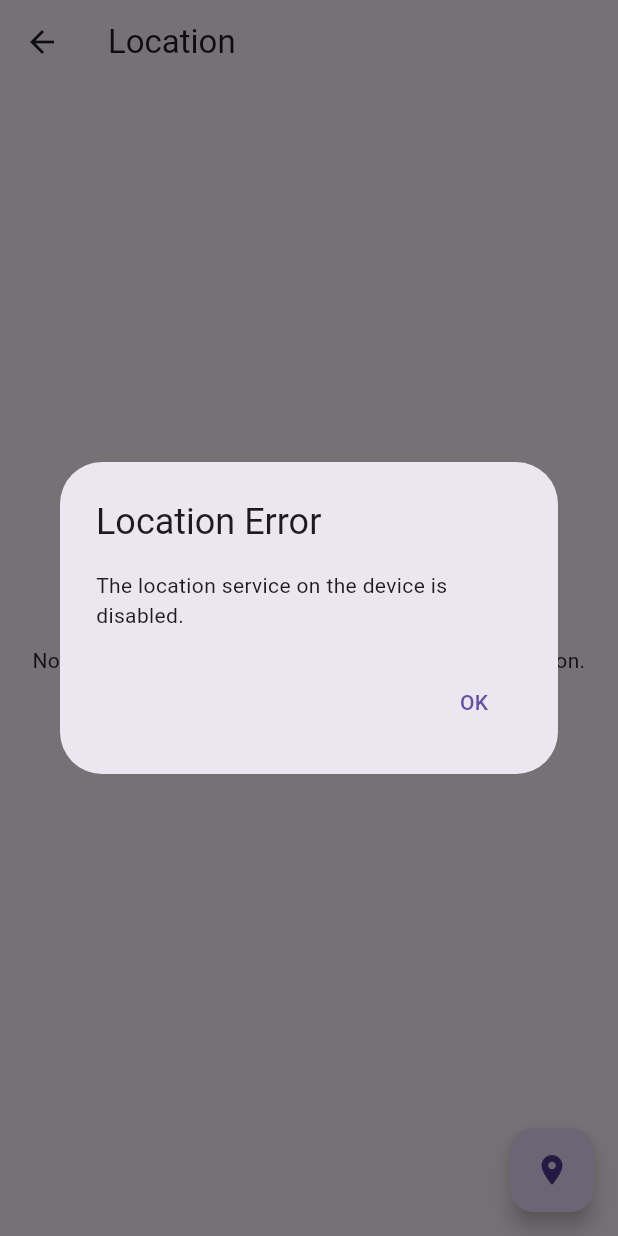
After one commit to pclubiitk/attendance-app, a Flutter app: the LocationPage screen opened directly, after a tap on the "location on" icon, on a phone screen of 412 x 824 dp. The commit adds this screen. Run offline on Flutter 3.47's test engine with Material 3 defaults, Android fonts, the light colour scheme and no system bars; our stand-ins replace camera, flutter_map, geolocator, get, latlong2, line_awesome_flutter and 1 more; missing offline and left inert: simple_gesture_detector.

Commit message:
added elementary location feature

```diff
--- /dev/null
+++ b/lib/location/location_service.dart
@@ -0,0 +1,27 @@
+import 'package:geolocator/geolocator.dart';
+
+class LocationService {
+  Future<Position> determinePosition() async {
+    bool serviceEnabled;
+    LocationPermission permission;
+    serviceEnabled = await Geolocator.isLocationServiceEnabled();
+    if (!serviceEnabled) {
+      throw 'Location services are disabled. Please enable GPS.';
+    }
+
+    permission = await Geolocator.checkPermission();
+    if (permission == LocationPermission.denied) {
+      permission = await Geolocator.requestPermission();
+      if (permission == LocationPermission.denied) {
+        return Future.error('Location permissions are denied');
+      }
+    }
+    if (permission == LocationPermission.deniedForever) {
+      return Future.error(
+          'Location permissions are permanently denied, we cannot request permissions.');
+    }
+
+    Position position = await Geolocator.getCurrentPosition(desiredAccuracy: LocationAccuracy.high);
+    return position;
+  }
+}
--- /dev/null
+++ b/lib/location/map.dart
@@ -0,0 +1,41 @@
+import 'package:flutter/material.dart';
+import 'package:flutter_map/flutter_map.dart';
+import 'package:latlong2/latlong.dart';
+
+class LocationMap extends StatelessWidget {
+  final List<LatLng> locations;
+
+  const LocationMap({Key? key, required this.locations}) : super(key: key);
+
+  @override
+  Widget build(BuildContext context) {
+       // Determine the initial center based on the first location in the list,
+    // or a default location if `_locations` is empty.
+    LatLng initialCenter = locations.isNotEmpty
+        ? locations.first
+        : LatLng(28.6139, 77.2090); // Default center (Delhi, India)
+
+    return FlutterMap(
+       options:  MapOptions(
+      initialCenter: initialCenter,
+      initialZoom: 17,
+    ),
+      children: [
+        TileLayer(
+          urlTemplate: 'https://tile.openstreetmap.org/{z}/{x}/{y}.png',
+          userAgentPackageName: 'com.example.app',
+        ),
+        MarkerLayer(
+          markers: locations.map((location) {
+            return Marker(
+              width: 80.0,
+              height: 80.0,
+              point: location,
+              child: const Icon(Icons.pin_drop, color: Colors.red),
+            );
+          }).toList(),
+        ),
+      ],
+    );
+  }
+}
--- a/lib/main.dart
+++ b/lib/main.dart
@@ -1,5 +1,6 @@
 import 'package:attendance_app/screens/dashboard.dart';
 import 'package:attendance_app/screens/capturepic.dart';
+import 'package:attendance_app/screens/locationpage.dart';
 import 'package:attendance_app/screens/login_page.dart';
 import 'package:attendance_app/screens/home_page.dart';
 import 'package:attendance_app/screens/registration.dart';
@@ -37,6 +38,7 @@ class MyApp extends StatelessWidget {
         '/home': (context) => const Dashboard(),
         '/register': (context) => const RegistrationPage(),
         '/picture': (context) => const CapturePicPage(),
+        '/location': (context) => const LocationPage(),
       },
     );
   }
--- a/lib/screens/dashboard.dart
+++ b/lib/screens/dashboard.dart
@@ -56,7 +56,8 @@ class _DashboardState extends State<Dashboard> {
                       ActionButtons(
                         label: "Provide Location",
                         icon: Icons.location_on,
-                        onTap: () {},
+                        onTap: () {
+                Navigator.pushNamed(context, '/location');   },
                       ),
                     ],
                   )
--- /dev/null
+++ b/lib/screens/locationpage.dart
@@ -0,0 +1,98 @@
+import 'package:attendance_app/location/location_service.dart';
+import 'package:attendance_app/location/map.dart';
+import 'package:flutter/material.dart';
+import 'package:geolocator/geolocator.dart';
+import 'package:latlong2/latlong.dart';
+
+class LocationPage extends StatefulWidget {
+  const LocationPage({super.key});
+
+  @override
+  _LocationPageState createState() => _LocationPageState();
+}
+
+class _LocationPageState extends State<LocationPage> {
+  Position? _currentPosition;
+  List<LatLng> _locations = [];
+  bool _fetchingLocation = false;
+
+  @override
+  Widget build(BuildContext context) {
+    return Scaffold(
+      appBar: AppBar(
+        title: const Text("Location"),
+      ),
+      body: _locations.isEmpty ? _buildPlaceholder() : LocationMap(locations: _locations),
+      floatingActionButton: Column(
+        mainAxisAlignment: MainAxisAlignment.end,
+        children: [
+          FloatingActionButton(
+            onPressed: _fetchingLocation ? null : _getCurrentLocation, // Disable button while fetching
+            child: _fetchingLocation
+                ? Column(
+                    mainAxisAlignment: MainAxisAlignment.center,
+                    children: [
+                      const CircularProgressIndicator(),
+                    ],
+                  )
+                : const Icon(Icons.location_on),
+          ),
+        ],
+      ),
+    );
+  }
+
+  Widget _buildPlaceholder() {
+    return const Center(
+      child: Text(
+        'No locations yet. Press the button to get current location.',
+        textAlign: TextAlign.center,
+      ),
+    );
+  }
+
+  void _getCurrentLocation() async {
+    setState(() {
+      _fetchingLocation = true;
+    });
+
+    try {
+      Position position = await LocationService().determinePosition();
+      setState(() {
+        _currentPosition = position;
+        _locations.add(LatLng(position.latitude, position.longitude));
+        _fetchingLocation = false; // Fetching completed
+      });
+    } catch (e) {
+      print(e);
+      _showErrorDialog(e);
+      setState(() {
+        _fetchingLocation = false; // Fetching failed
+      });
+    }
+  }
+
+  void _printLocations() {
+    for (var location in _locations) {
+      print('Latitude: ${location.latitude}, Longitude: ${location.longitude}');
+    }
+  }
+
+  void _showErrorDialog(Object e) {
+    showDialog(
+      context: context,
+      builder: (context) => AlertDialog(
+        title: const Text('Location Error'),
+        content: Text('$e'),
+        actions: <Widget>[
+          TextButton(
+            onPressed: () {
+              Navigator.pop(context);
+            },
+            child: const Text('OK'),
+          ),
+        ],
+      ),
+    );
+  }
+}
--- a/pubspec.yaml
+++ b/pubspec.yaml
@@ -46,6 +46,9 @@ dependencies:
   table_calendar: ^3.1.2
   simple_gesture_detector: ^0.2.1
   intl: ^0.19.0
+  geolocator: ^12.0.0
+  latlong2: ^0.9.1
+  flutter_map: ^7.0.2
 
 dev_dependencies:
   flutter_test:
```
Also changed, not shown: 3 other files.
